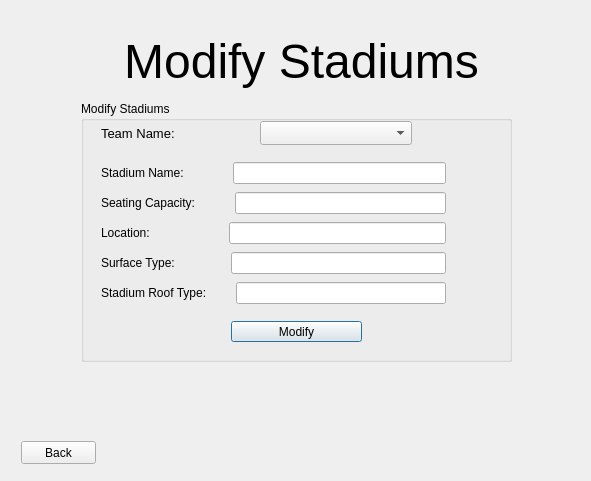
This is adminwindow.ui in Jesus0342/CS1D-Project-2 as Qt 5 draws it before an edit. The edited form follows.
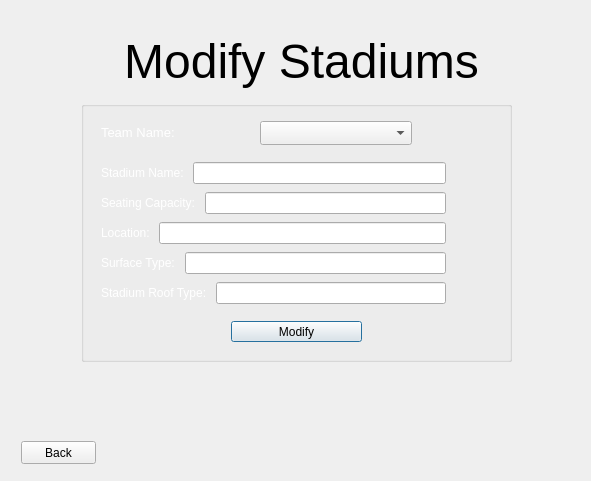
This is the edited form. The open tabs and pages were chosen to show the change.

Commit message: made text white in modify stadiums

```diff
--- a/adminwindow.ui
+++ b/adminwindow.ui
@@ -43,7 +43,7 @@
         </rect>
        </property>
        <property name="title">
-        <string>Modify Stadiums</string>
+        <string/>
        </property>
        <widget class="QWidget" name="layoutWidget_5">
         <property name="geometry">
@@ -63,7 +63,7 @@
             </font>
            </property>
            <property name="text">
-            <string>Team Name:</string>
+            <string>&lt;html&gt;&lt;head/&gt;&lt;body&gt;&lt;p&gt;&lt;span style=&quot; color:#ffffff;&quot;&gt;Team Name:&lt;/span&gt;&lt;/p&gt;&lt;/body&gt;&lt;/html&gt;</string>
            </property>
           </widget>
          </item>
@@ -114,7 +114,7 @@
             <string notr="true">font: 10pt &quot;MS Shell Dlg 2&quot;;</string>
            </property>
            <property name="text">
-            <string>Stadium Name:             </string>
+            <string>&lt;html&gt;&lt;head/&gt;&lt;body&gt;&lt;p&gt;&lt;span style=&quot; color:#ffffff;&quot;&gt;Stadium Name:             &lt;/span&gt;&lt;/p&gt;&lt;/body&gt;&lt;/html&gt;</string>
            </property>
           </widget>
          </item>
@@ -156,7 +156,7 @@
             <string notr="true">font: 10pt &quot;MS Shell Dlg 2&quot;;</string>
            </property>
            <property name="text">
-            <string>Seating Capacity:          </string>
+            <string>&lt;html&gt;&lt;head/&gt;&lt;body&gt;&lt;p&gt;&lt;span style=&quot; color:#ffffff;&quot;&gt;Seating Capacity:          &lt;/span&gt;&lt;/p&gt;&lt;/body&gt;&lt;/html&gt;</string>
            </property>
           </widget>
          </item>
@@ -194,7 +194,7 @@
             <string notr="true">font: 10pt &quot;MS Shell Dlg 2&quot;;</string>
            </property>
            <property name="text">
-            <string>Location:                      </string>
+            <string>&lt;html&gt;&lt;head/&gt;&lt;body&gt;&lt;p&gt;&lt;span style=&quot; color:#ffffff;&quot;&gt;Location:                      &lt;/span&gt;&lt;/p&gt;&lt;/body&gt;&lt;/html&gt;</string>
            </property>
           </widget>
          </item>
@@ -232,7 +232,7 @@
             <string notr="true">font: 10pt &quot;MS Shell Dlg 2&quot;;</string>
            </property>
            <property name="text">
-            <string>Surface Type:               </string>
+            <string>&lt;html&gt;&lt;head/&gt;&lt;body&gt;&lt;p&gt;&lt;span style=&quot; color:#ffffff;&quot;&gt;Surface Type:               &lt;/span&gt;&lt;/p&gt;&lt;/body&gt;&lt;/html&gt;</string>
            </property>
           </widget>
          </item>
@@ -270,7 +270,7 @@
             <string notr="true">font: 10pt &quot;MS Shell Dlg 2&quot;;</string>
            </property>
            <property name="text">
-            <string>Stadium Roof Type:       </string>
+            <string>&lt;html&gt;&lt;head/&gt;&lt;body&gt;&lt;p&gt;&lt;span style=&quot; color:#ffffff;&quot;&gt;Stadium Roof Type:       &lt;/span&gt;&lt;/p&gt;&lt;/body&gt;&lt;/html&gt;</string>
            </property>
           </widget>
          </item>
```
Left out of the diff: 2 changed lines with no effect on the pictures. The commit also changes 25 other files.
